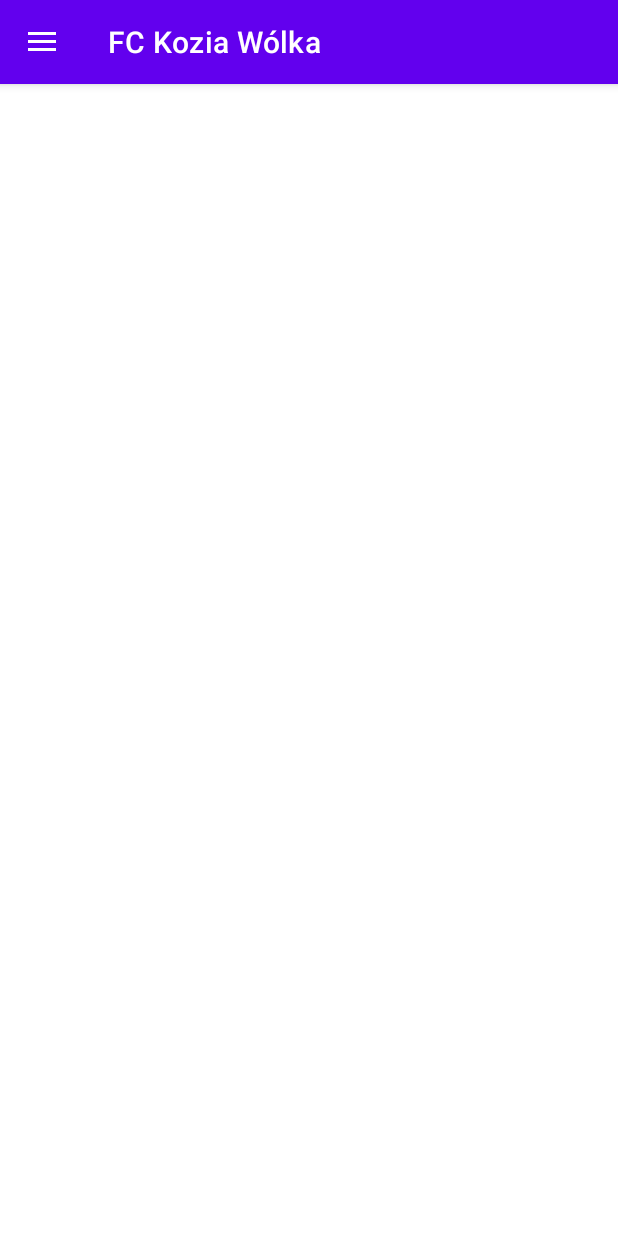
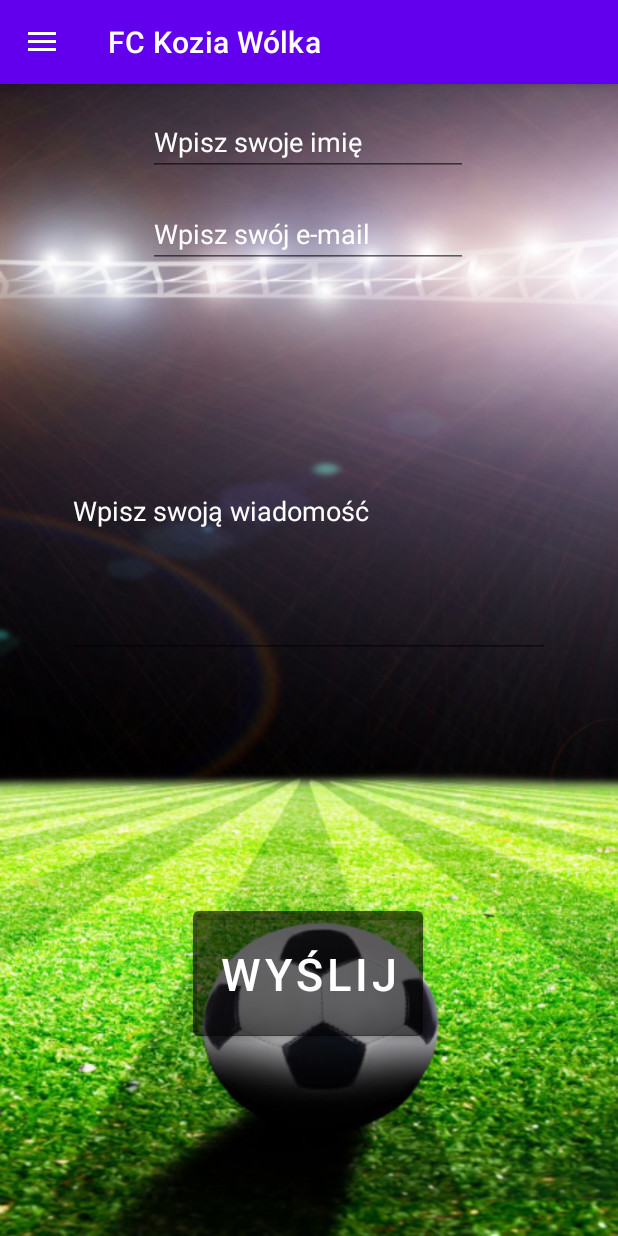
Before and after one commit to pnow1902/ProjektAndroid, an Android app: the fragment Contact placed in its activity, on a phone screen of 412 x 824 dp. Run offline under Robolectric (Android 15) with nearby library versions, the phone set to English and light mode, and no system bars.

Commit message:
Second commit

```diff
--- a/app/build.gradle
+++ b/app/build.gradle
@@ -40,6 +40,7 @@ dependencies {
     implementation 'com.google.android.material:material:1.3.0'
     implementation 'androidx.constraintlayout:constraintlayout:2.0.4'
     implementation 'com.google.android.material:material:1.1.0'
+    implementation 'com.github.barteksc:android-pdf-viewer:2.8.2'
     testImplementation 'junit:junit:4.+'
     androidTestImplementation 'androidx.test.ext:junit:1.1.2'
     androidTestImplementation 'androidx.test.espresso:espresso-core:3.3.0'
--- a/app/src/main/java/com/example/navigationdrawerapapplication/Contact.kt
+++ b/app/src/main/java/com/example/navigationdrawerapapplication/Contact.kt
@@ -1,18 +1,44 @@
 package com.example.navigationdrawerapapplication
+
 
 import android.os.Bundle
 import android.view.LayoutInflater
 import android.view.View
 import android.view.ViewGroup
+import android.widget.Button
+import android.widget.Toast
 import androidx.fragment.app.Fragment
 
-class Contact : Fragment() {
+class Contact : Fragment(), View.OnClickListener {
 
     override fun onCreateView(
         inflater: LayoutInflater,
         container: ViewGroup?,
         savedInstanceState: Bundle?
     ): View? {
-        return inflater.inflate(R.layout.fragment_contact, container, false)
+        val view: View = inflater!!.inflate(R.layout.fragment_contact, container, false)
+        val btn2: Button = view.findViewById(R.id.button2)
+        btn2.setOnClickListener(this)
+        return view
     }
+    companion object {
+        fun newInstance(): Contact {
+            return Contact()
+        }
+    }
+
+    override fun onClick(v: View?) {
+        when (v?.id) {
+            R.id.button2 -> {
+                Toast.makeText(activity, "Twoja wiadomość Została wysłana. Dziękujemy za kontakt.", Toast.LENGTH_LONG).show()
+            }
+
+            else -> {
+            }
+        }
+    }
+
+
+
+
 }
--- a/app/src/main/java/com/example/navigationdrawerapapplication/Home.kt
+++ b/app/src/main/java/com/example/navigationdrawerapapplication/Home.kt
@@ -1,19 +1,48 @@
 package com.example.navigationdrawerapapplication
 
+
+import android.content.Intent
 import android.os.Bundle
 import android.view.LayoutInflater
 import android.view.View
 import android.view.ViewGroup
+import android.widget.Button
+import android.widget.Toast
 import androidx.fragment.app.Fragment
 
-class Home : Fragment() {
+
+
+class Home : Fragment(), View.OnClickListener {
+
 
     override fun onCreateView(
         inflater: LayoutInflater,
         container: ViewGroup?,
         savedInstanceState: Bundle?
     ): View? {
-        return inflater.inflate(R.layout.fragment_home, container, false)
+        val view: View = inflater!!.inflate(R.layout.fragment_home, container, false)
+        val btn: Button = view.findViewById(R.id.button)
+        btn.setOnClickListener(this)
+        return view
+    }
+    companion object {
+        fun newInstance(): Home {
+            return Home()
+        }
     }
 
+    override fun onClick(v: View?) {
+        when (v?.id) {
+            R.id.button -> {
+                Toast.makeText(activity, "PDF clicked", Toast.LENGTH_SHORT).show()
+                var goToPDF: Intent = Intent(activity, Schedulepdf::class.java)
+                startActivity(goToPDF)
+            }
+
+            else -> {
+            }
+        }
+    }
+
+
 }
--- a/app/src/main/java/com/example/navigationdrawerapapplication/MainActivity.kt
+++ b/app/src/main/java/com/example/navigationdrawerapapplication/MainActivity.kt
@@ -36,6 +36,7 @@ class MainActivity: AppCompatActivity(), NavigationView.OnNavigationItemSelected
         fragmentTransaction = fragmentManager.beginTransaction()
         fragmentTransaction.add(R.id.container_fragment, Home())
         fragmentTransaction.commit()
+
 
     }
 
@@ -91,4 +92,5 @@ class MainActivity: AppCompatActivity(), NavigationView.OnNavigationItemSelected
         drawerLayout.closeDrawer(GravityCompat.START)
         return true
     }
+
 }
--- a/app/src/main/res/layout/fragment_contact.xml
+++ b/app/src/main/res/layout/fragment_contact.xml
@@ -1,6 +1,73 @@
 <?xml version="1.0" encoding="utf-8"?>
 <androidx.constraintlayout.widget.ConstraintLayout
-    xmlns:android="http://schemas.android.com/apk/res/android" android:layout_width="match_parent"
-    android:layout_height="match_parent">
+    xmlns:android="http://schemas.android.com/apk/res/android"
+    xmlns:app="http://schemas.android.com/apk/res-auto"
+    xmlns:tools="http://schemas.android.com/tools"
+    android:layout_width="match_parent"
+    android:layout_height="match_parent"
+    android:background="@drawable/background">
+
+    <EditText
+        android:id="@+id/editTextTextPersonName"
+        android:layout_width="wrap_content"
+        android:layout_height="wrap_content"
+        android:layout_marginTop="16dp"
+        android:ems="10"
+        android:hint="Wpisz swoje imię"
+        android:textColorHint="@color/white"
+        android:textColor="@color/white"
+        android:inputType="textPersonName"
+        app:layout_constraintEnd_toEndOf="parent"
+        app:layout_constraintHorizontal_bias="0.497"
+        app:layout_constraintStart_toStartOf="parent"
+        app:layout_constraintTop_toTopOf="parent" />
+
+    <EditText
+        android:id="@+id/editTextTextEmailAddress"
+        android:layout_width="wrap_content"
+        android:layout_height="wrap_content"
+        android:layout_marginBottom="580dp"
+        android:ems="10"
+        android:hint="Wpisz swój e-mail"
+        android:textColorHint="@color/white"
+        android:inputType="textEmailAddress"
+        android:textColor="@color/white"
+        app:layout_constraintBottom_toBottomOf="parent"
+        app:layout_constraintEnd_toEndOf="parent"
+        app:layout_constraintHorizontal_bias="0.497"
+        app:layout_constraintStart_toStartOf="parent"
+        app:layout_constraintTop_toBottomOf="@+id/editTextTextPersonName"
+        app:layout_constraintVertical_bias="0.2" />
+
+    <EditText
+        android:id="@+id/editTextTextPersonName2"
+        android:layout_width="322dp"
+        android:layout_height="196dp"
+        android:layout_marginTop="16dp"
+        android:ems="10"
+        android:hint="Wpisz swoją wiadomość"
+        android:inputType="textMultiLine"
+        android:textColor="@color/white"
+        android:textColorHint="@color/white"
+        app:layout_constraintBottom_toBottomOf="parent"
+        app:layout_constraintEnd_toEndOf="parent"
+        app:layout_constraintHorizontal_bias="0.494"
+        app:layout_constraintStart_toStartOf="parent"
+        app:layout_constraintTop_toBottomOf="@+id/editTextTextEmailAddress"
+        app:layout_constraintVertical_bias="0.111" />
+
+    <Button
+        android:id="@+id/button2"
+        android:layout_width="153dp"
+        android:layout_height="95dp"
+        android:text="Wyślij"
+        android:textSize="30sp"
+        app:backgroundTint="@color/material_on_background_emphasis_medium"
+        app:layout_constraintBottom_toBottomOf="parent"
+        app:layout_constraintEnd_toEndOf="parent"
+        app:layout_constraintHorizontal_bias="0.498"
+        app:layout_constraintStart_toStartOf="parent"
+        app:layout_constraintTop_toBottomOf="@+id/editTextTextPersonName2"
+        app:layout_constraintVertical_bias="0.562" />
 
 </androidx.constraintlayout.widget.ConstraintLayout>
--- a/app/src/main/res/values/strings.xml
+++ b/app/src/main/res/values/strings.xml
@@ -7,4 +7,6 @@
     <string name="str_staff">Sztab szkoleniowy</string>
     <string name="str_training">Treningi</string>
     <string name="str_contact">Kontakt</string>
+    <string name="str_herb">Herb</string>
+    <string name="str_schedule">Terminarz</string>
 </resources>
```
Also changed, not shown: app/src/main/AndroidManifest.xml (+6 -1 lines), app/src/main/java/com/example/navigationdrawerapapplication/Schedulepdf.kt (added, +19 -0 lines), app/src/main/java/com/example/navigationdrawerapapplication/Splash.kt (added, +24 -0 lines), app/src/main/res/layout/fragment_home.xml (+22 -12 lines), app/src/main/res/layout/nav_header.xml (+2 -21 lines), app/src/main/res/layout/pdf_view.xml (added, +13 -0 lines), app/src/main/res/layout/splash.xml (added, +8 -0 lines), app/src/main/res/drawable/background.png (added), app/src/main/res/drawable/splash.png (added), app/src/main/res/drawable/toolbar.png (added), 1 other file.
